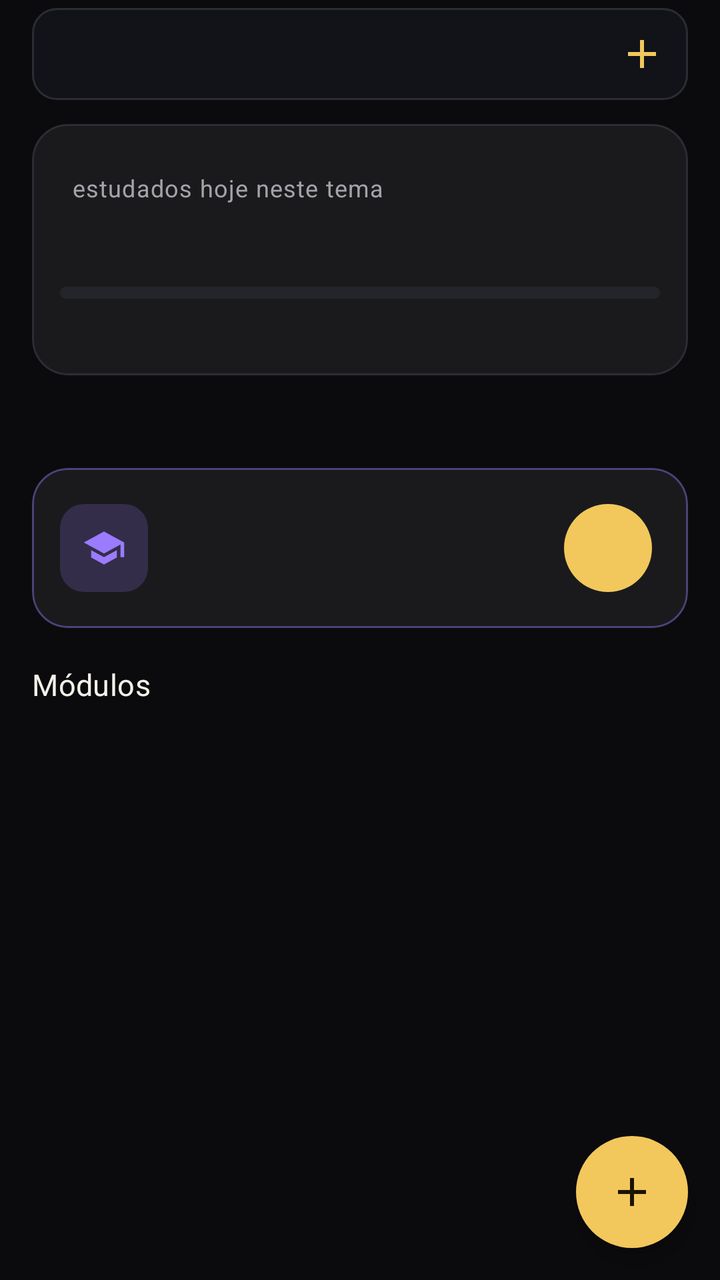
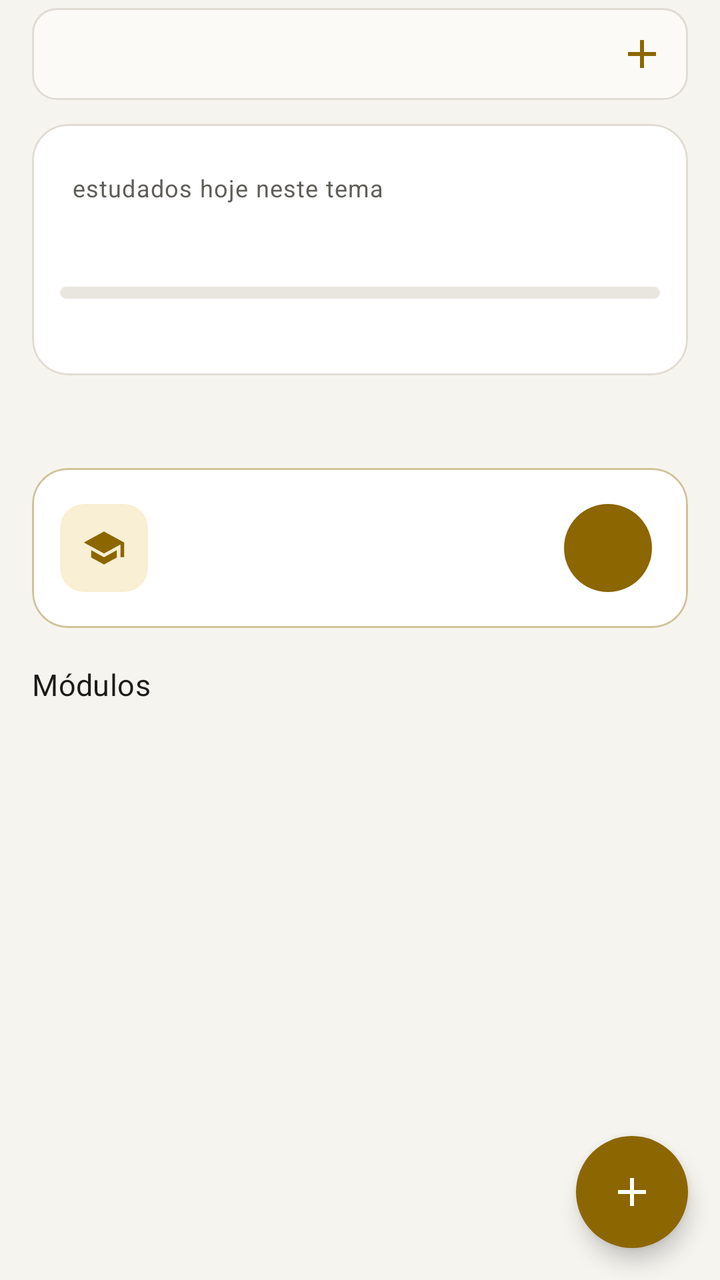

Screens rendered from an Android XML layout before and after an edit, with the pre-edit source and the edit as a unified diff.
<!-- AndroidManifest.xml: application theme Theme.Alfred -->
<!-- res/layout/fragment_study.xml -->
<?xml version="1.0" encoding="utf-8"?>
<FrameLayout xmlns:android="http://schemas.android.com/apk/res/android"
    xmlns:app="http://schemas.android.com/apk/res-auto"
    android:layout_width="match_parent"
    android:layout_height="match_parent">

    <androidx.core.widget.NestedScrollView
        android:layout_width="match_parent"
        android:layout_height="match_parent">

        <LinearLayout
            android:layout_width="match_parent"
            android:layout_height="wrap_content"
            android:orientation="vertical"
            android:paddingBottom="@dimen/list_bottom_space">

            
            <LinearLayout
                android:layout_width="match_parent"
                android:layout_height="wrap_content"
                android:layout_marginHorizontal="@dimen/screen_padding"
                android:layout_marginTop="4dp"
                android:background="@drawable/bg_segment_group"
                android:gravity="center_vertical"
                android:orientation="horizontal"
                android:padding="3dp">

                <com.google.android.material.tabs.TabLayout
                    android:id="@+id/tabs"
                    android:layout_width="0dp"
                    android:layout_height="40dp"
                    android:layout_weight="1"
                    android:background="@android:color/transparent"
                    app:tabGravity="start"
                    app:tabIndicator="@drawable/bg_tab_indicator"
                    app:tabIndicatorColor="@null"
                    app:tabIndicatorFullWidth="true"
                    app:tabIndicatorGravity="stretch"
                    app:tabMode="scrollable"
                    app:tabRippleColor="@null"
                    app:tabSelectedTextColor="@color/text_primary"
                    app:tabTextColor="@color/text_secondary" />

                <ImageButton
                    android:id="@+id/button_add_topic"
                    android:layout_width="40dp"
                    android:layout_height="40dp"
                    android:background="?attr/selectableItemBackgroundBorderless"
                    android:contentDescription="@string/study_topic_add"
                    android:src="@drawable/ic_add"
                    app:tint="@color/highlight" />
            </LinearLayout>

            
            <com.google.android.material.card.MaterialCardView
                android:id="@+id/summary_card"
                style="?attr/materialCardViewFilledStyle"
                android:layout_width="match_parent"
                android:layout_height="wrap_content"
                android:layout_marginHorizontal="@dimen/screen_padding"
                android:layout_marginTop="12dp">

                <LinearLayout
                    android:layout_width="match_parent"
                    android:layout_height="wrap_content"
                    android:orientation="vertical"
                    android:padding="14dp">

                    <LinearLayout
                        android:layout_width="match_parent"
                        android:layout_height="wrap_content"
                        android:gravity="bottom"
                        android:orientation="horizontal">

                        <TextView
                            android:id="@+id/today_time"
                            android:layout_width="wrap_content"
                            android:layout_height="wrap_content"
                            android:fontFamily="sans-serif-medium"
                            android:textColor="@color/study"
                            android:textSize="24sp" />

                        <TextView
                            android:layout_width="0dp"
                            android:layout_height="wrap_content"
                            android:layout_marginStart="6dp"
                            android:layout_marginBottom="3dp"
                            android:layout_weight="1"
                            android:text="@string/study_today_label"
                            android:textAppearance="@style/TextAppearance.Alfred.Caption" />
                    </LinearLayout>

                    <TextView
                        android:id="@+id/studied_count"
                        android:layout_width="match_parent"
                        android:layout_height="wrap_content"
                        android:layout_marginTop="8dp"
                        android:textAppearance="@style/TextAppearance.Alfred.Body" />

                    <com.google.android.material.progressindicator.LinearProgressIndicator
                        android:id="@+id/studied_bar"
                        android:layout_width="match_parent"
                        android:layout_height="wrap_content"
                        android:layout_marginTop="8dp"
                        android:max="100"
                        app:indicatorColor="@color/study" />

                    <TextView
                        android:id="@+id/topic_summary"
                        android:layout_width="match_parent"
                        android:layout_height="wrap_content"
                        android:layout_marginTop="8dp"
                        android:textAppearance="@style/TextAppearance.Alfred.Caption" />
                </LinearLayout>
            </com.google.android.material.card.MaterialCardView>

            
            <TextView
                android:id="@+id/focus_title"
                android:layout_width="wrap_content"
                android:layout_height="wrap_content"
                android:layout_marginStart="@dimen/screen_padding"
                android:layout_marginTop="18dp"
                android:textAppearance="@style/TextAppearance.Alfred.Section" />

            <com.google.android.material.card.MaterialCardView
                android:id="@+id/focus_card"
                style="?attr/materialCardViewFilledStyle"
                android:layout_width="match_parent"
                android:layout_height="wrap_content"
                android:layout_marginHorizontal="@dimen/screen_padding"
                android:layout_marginTop="8dp"
                app:strokeColor="#669B7BFF">

                <LinearLayout
                    android:layout_width="match_parent"
                    android:layout_height="wrap_content"
                    android:gravity="center_vertical"
                    android:orientation="horizontal"
                    android:padding="14dp">

                    <FrameLayout
                        android:layout_width="44dp"
                        android:layout_height="44dp"
                        android:background="@drawable/bg_icon_tile"
                        android:backgroundTint="#339B7BFF">

                        <ImageView
                            android:layout_width="22dp"
                            android:layout_height="22dp"
                            android:layout_gravity="center"
                            android:importantForAccessibility="no"
                            android:src="@drawable/ic_study"
                            app:tint="@color/study" />
                    </FrameLayout>

                    <LinearLayout
                        android:layout_width="0dp"
                        android:layout_height="wrap_content"
                        android:layout_marginStart="12dp"
                        android:layout_weight="1"
                        android:orientation="vertical">

                        <TextView
                            android:id="@+id/focus_name"
                            android:layout_width="match_parent"
                            android:layout_height="wrap_content"
                            android:textAppearance="@style/TextAppearance.Alfred.Title" />

                        <TextView
                            android:id="@+id/focus_detail"
                            android:layout_width="match_parent"
                            android:layout_height="wrap_content"
                            android:textAppearance="@style/TextAppearance.Alfred.Caption" />
                    </LinearLayout>

                    <com.google.android.material.button.MaterialButton
                        android:id="@+id/focus_button"
                        style="@style/Widget.Material3.Button.IconButton.Filled"
                        android:layout_width="52dp"
                        android:layout_height="52dp"
                        app:backgroundTint="@color/highlight"
                        app:iconSize="26dp"
                        app:iconTint="@color/on_highlight" />
                </LinearLayout>
            </com.google.android.material.card.MaterialCardView>

            <TextView
                android:id="@+id/subjects_title"
                android:layout_width="wrap_content"
                android:layout_height="wrap_content"
                android:layout_marginStart="@dimen/screen_padding"
                android:layout_marginTop="18dp"
                android:layout_marginBottom="4dp"
                android:text="@string/study_modules_title"
                android:textAppearance="@style/TextAppearance.Alfred.Section" />

            <androidx.recyclerview.widget.RecyclerView
                android:id="@+id/list"
                android:layout_width="match_parent"
                android:layout_height="wrap_content"
                android:nestedScrollingEnabled="false"
                android:paddingHorizontal="@dimen/screen_padding"
                app:layoutManager="androidx.recyclerview.widget.LinearLayoutManager" />

            <include layout="@layout/view_empty_state" />
        </LinearLayout>
    </androidx.core.widget.NestedScrollView>

    <com.google.android.material.floatingactionbutton.FloatingActionButton
        android:id="@+id/fab"
        android:layout_width="wrap_content"
        android:layout_height="wrap_content"
        android:layout_gravity="bottom|end"
        android:layout_margin="16dp"
        android:contentDescription="@string/add"
        app:srcCompat="@drawable/ic_add" />
</FrameLayout>
<!-- res/layout/view_empty_state.xml (included above) -->
<?xml version="1.0" encoding="utf-8"?>
<LinearLayout xmlns:android="http://schemas.android.com/apk/res/android"
    xmlns:app="http://schemas.android.com/apk/res-auto"
    android:id="@+id/empty_state"
    android:layout_width="match_parent"
    android:layout_height="wrap_content"
    android:gravity="center_horizontal"
    android:orientation="vertical"
    android:paddingHorizontal="32dp"
    android:paddingVertical="28dp"
    android:visibility="gone">

    <FrameLayout
        android:id="@+id/empty_icon_frame"
        android:layout_width="64dp"
        android:layout_height="64dp"
        android:background="@drawable/bg_icon_circle">

        <ImageView
            android:id="@+id/empty_icon"
            android:layout_width="28dp"
            android:layout_height="28dp"
            android:layout_gravity="center"
            android:importantForAccessibility="no"
            app:tint="@color/highlight" />
    </FrameLayout>

    <TextView
        android:id="@+id/empty_title"
        android:layout_width="wrap_content"
        android:layout_height="wrap_content"
        android:layout_marginTop="14dp"
        android:gravity="center"
        android:textAppearance="@style/TextAppearance.Alfred.Title" />

    <TextView
        android:id="@+id/empty_message"
        android:layout_width="wrap_content"
        android:layout_height="wrap_content"
        android:layout_marginTop="4dp"
        android:gravity="center"
        android:textAppearance="@style/TextAppearance.Alfred.Caption" />

    <com.google.android.material.button.MaterialButton
        android:id="@+id/empty_action"
        android:layout_width="wrap_content"
        android:layout_height="wrap_content"
        android:layout_marginTop="14dp"
        android:visibility="gone"
        app:icon="@drawable/ic_add" />
</LinearLayout>
<!-- resources referenced by this layout -->
<resources>
  <color name="highlight">#FFF2C75C</color>
  <color name="on_highlight">#FF1A1404</color>
  <color name="study">#FF9B7BFF</color>
  <color name="text_primary">#FFF4F1EA</color>
  <color name="text_secondary">#FFA3A3AA</color>
  <!-- drawable bg_tab_indicator (drawable) -->
  <?xml version="1.0" encoding="utf-8"?>
  <shape xmlns:android="http://schemas.android.com/apk/res/android" android:shape="rectangle">
      <corners android:radius="@dimen/radius_control" />
      <solid android:color="#339B7BFF" />
  </shape>
  <style name="Theme.Alfred" parent="Theme.Material3.Dark.NoActionBar">
          <item name="colorPrimary">@color/highlight</item>
          <item name="colorOnPrimary">@color/on_highlight</item>
          <item name="colorPrimaryContainer">@color/gold_container</item>
          <item name="colorOnPrimaryContainer">@color/highlight</item>
          <item name="colorSecondary">@color/info</item>
          <item name="colorOnSecondary">@color/on_accent</item>
          <item name="colorSecondaryContainer">@color/gold_container</item>
          <item name="colorOnSecondaryContainer">@color/highlight</item>
          <item name="colorTertiary">@color/study</item>
          <item name="colorOnTertiary">@color/on_accent</item>
          <item name="colorError">@color/error</item>
          <item name="android:colorBackground">@color/black</item>
          <item name="colorOnBackground">@color/text_primary</item>
          <item name="colorSurface">@color/graphite</item>
          <item name="colorOnSurface">@color/text_primary</item>
          <item name="colorSurfaceVariant">@color/graphite_light</item>
          <item name="colorOnSurfaceVariant">@color/text_secondary</item>
          <item name="colorSurfaceContainerLowest">@color/black</item>
          <item name="colorSurfaceContainerLow">@color/graphite</item>
          <item name="colorSurfaceContainer">@color/graphite_light</item>
          <item name="colorSurfaceContainerHigh">@color/graphite_light</item>
          <item name="colorSurfaceContainerHighest">@color/graphite_lighter</item>
          <item name="colorOutline">@color/outline</item>
          <item name="colorOutlineVariant">@color/outline</item>
          <item name="android:windowBackground">@color/black</item>
          <item name="android:windowLightStatusBar">false</item>
          <item name="android:fontFamily">sans-serif</item>
  
          
          <item name="materialCardViewFilledStyle">@style/Widget.Alfred.Card</item>
          <item name="materialCardViewOutlinedStyle">@style/Widget.Alfred.Card</item>
          <item name="materialCardViewStyle">@style/Widget.Alfred.Card</item>
          <item name="materialButtonStyle">@style/Widget.Alfred.Button</item>
          <item name="materialButtonOutlinedStyle">@style/Widget.Alfred.Button.Secondary</item>
          <item name="borderlessButtonStyle">@style/Widget.Alfred.Button.Text</item>
          <item name="floatingActionButtonStyle">@style/Widget.Alfred.FAB</item>
          <item name="chipStyle">@style/Widget.Alfred.Chip</item>
          <item name="linearProgressIndicatorStyle">@style/Widget.Alfred.LinearProgress</item>
          <item name="materialAlertDialogTheme">@style/ThemeOverlay.Alfred.Dialog</item>
          <item name="bottomSheetDialogTheme">@style/ThemeOverlay.Alfred.BottomSheet</item>
      </style>
  <color name="gold_container">#FF2E2716</color>
  <color name="graphite">#FF111318</color>
  <color name="outline">#FF2C2D34</color>
  <color name="info">#FF65B9FF</color>
  <color name="on_accent">#FF121316</color>
  <color name="error">#FFF16D70</color>
  <color name="black">#FF0B0B0D</color>
  <color name="graphite_light">#FF1A1A1D</color>
  <color name="graphite_lighter">#FF24252B</color>
  <style name="ThemeOverlay.Alfred.Dialog" parent="ThemeOverlay.Material3.MaterialAlertDialog">
          <item name="colorSurface">@color/graphite_light</item>
          <item name="colorSurfaceContainerHigh">@color/graphite_light</item>
      </style>
  <style name="ThemeOverlay.Alfred.BottomSheet" parent="ThemeOverlay.Material3.BottomSheetDialog">
          <item name="colorSurface">@color/graphite</item>
          <item name="colorSurfaceContainerLow">@color/graphite</item>
      </style>
  <!-- unchanged entries left out for length: 25 -->
</resources>

<!-- the commit's change to res/layout/fragment_study.xml (unified diff, before → after) -->
@@ -38,7 +38,7 @@
                     app:tabIndicatorGravity="stretch"
                     app:tabMode="scrollable"
                     app:tabRippleColor="@null"
-                    app:tabSelectedTextColor="@color/text_primary"
+                    app:tabSelectedTextColor="@android:color/white"
                     app:tabTextColor="@color/text_secondary" />
 
                 <ImageButton
@@ -130,7 +130,7 @@
                 android:layout_height="wrap_content"
                 android:layout_marginHorizontal="@dimen/screen_padding"
                 android:layout_marginTop="8dp"
-                app:strokeColor="#669B7BFF">
+                app:strokeColor="@color/study_focus_stroke">
 
                 <LinearLayout
                     android:layout_width="match_parent"
@@ -143,7 +143,7 @@
                         android:layout_width="44dp"
                         android:layout_height="44dp"
                         android:background="@drawable/bg_icon_tile"
-                        android:backgroundTint="#339B7BFF">
+                        android:backgroundTint="@color/gold_container">
 
                         <ImageView
                             android:layout_width="22dp"
<!-- resource entries referenced after the edit -->
@@ -1,17 +1,18 @@
 <!-- resources referenced by this layout -->
 <resources>
-  <color name="highlight">#FFF2C75C</color>
-  <color name="on_highlight">#FF1A1404</color>
-  <color name="study">#FF9B7BFF</color>
-  <color name="text_primary">#FFF4F1EA</color>
-  <color name="text_secondary">#FFA3A3AA</color>
+  <color name="highlight">#FF8C6600</color>
+  <color name="on_highlight">#FFFFFFFF</color>
+  <color name="study">@color/highlight</color>
+  <color name="study_focus_stroke">#668C6600</color>
+  <color name="text_primary">#FF1C1B19</color>
+  <color name="text_secondary">#FF5F5D58</color>
   <!-- drawable bg_tab_indicator (drawable) -->
   <?xml version="1.0" encoding="utf-8"?>
   <shape xmlns:android="http://schemas.android.com/apk/res/android" android:shape="rectangle">
       <corners android:radius="@dimen/radius_control" />
-      <solid android:color="#339B7BFF" />
+      <solid android:color="@color/study_pending" />
   </shape>
-  <style name="Theme.Alfred" parent="Theme.Material3.Dark.NoActionBar">
+  <style name="Theme.Alfred" parent="Theme.Material3.DayNight.NoActionBar">
           <item name="colorPrimary">@color/highlight</item>
           <item name="colorOnPrimary">@color/on_highlight</item>
           <item name="colorPrimaryContainer">@color/gold_container</item>
@@ -37,7 +38,6 @@
           <item name="colorOutline">@color/outline</item>
           <item name="colorOutlineVariant">@color/outline</item>
           <item name="android:windowBackground">@color/black</item>
-          <item name="android:windowLightStatusBar">false</item>
           <item name="android:fontFamily">sans-serif</item>
   
           
@@ -53,22 +53,25 @@
           <item name="materialAlertDialogTheme">@style/ThemeOverlay.Alfred.Dialog</item>
           <item name="bottomSheetDialogTheme">@style/ThemeOverlay.Alfred.BottomSheet</item>
       </style>
-  <color name="gold_container">#FF2E2716</color>
-  <color name="graphite">#FF111318</color>
-  <color name="outline">#FF2C2D34</color>
-  <color name="info">#FF65B9FF</color>
-  <color name="on_accent">#FF121316</color>
-  <color name="error">#FFF16D70</color>
-  <color name="black">#FF0B0B0D</color>
-  <color name="graphite_light">#FF1A1A1D</color>
-  <color name="graphite_lighter">#FF24252B</color>
+  <color name="gold_container">#FFF8EFD4</color>
+  <color name="graphite">#FFFBFAF7</color>
+  <color name="outline">#FFE0DCD3</color>
+  <color name="study_pending">#FF41608F</color>
+  <color name="info">#FF1F6FB8</color>
+  <color name="on_accent">#FFFFFFFF</color>
+  <color name="error">#FFC62F35</color>
+  <color name="black">#FFF6F4EF</color>
+  <color name="graphite_light">#FFFFFFFF</color>
+  <color name="graphite_lighter">#FFE9E6DF</color>
   <style name="ThemeOverlay.Alfred.Dialog" parent="ThemeOverlay.Material3.MaterialAlertDialog">
           <item name="colorSurface">@color/graphite_light</item>
           <item name="colorSurfaceContainerHigh">@color/graphite_light</item>
+          <item name="elevationOverlayEnabled">false</item>
       </style>
   <style name="ThemeOverlay.Alfred.BottomSheet" parent="ThemeOverlay.Material3.BottomSheetDialog">
           <item name="colorSurface">@color/graphite</item>
           <item name="colorSurfaceContainerLow">@color/graphite</item>
+          <item name="elevationOverlayEnabled">false</item>
       </style>
   <!-- unchanged entries left out for length: 25 -->
 </resources>
